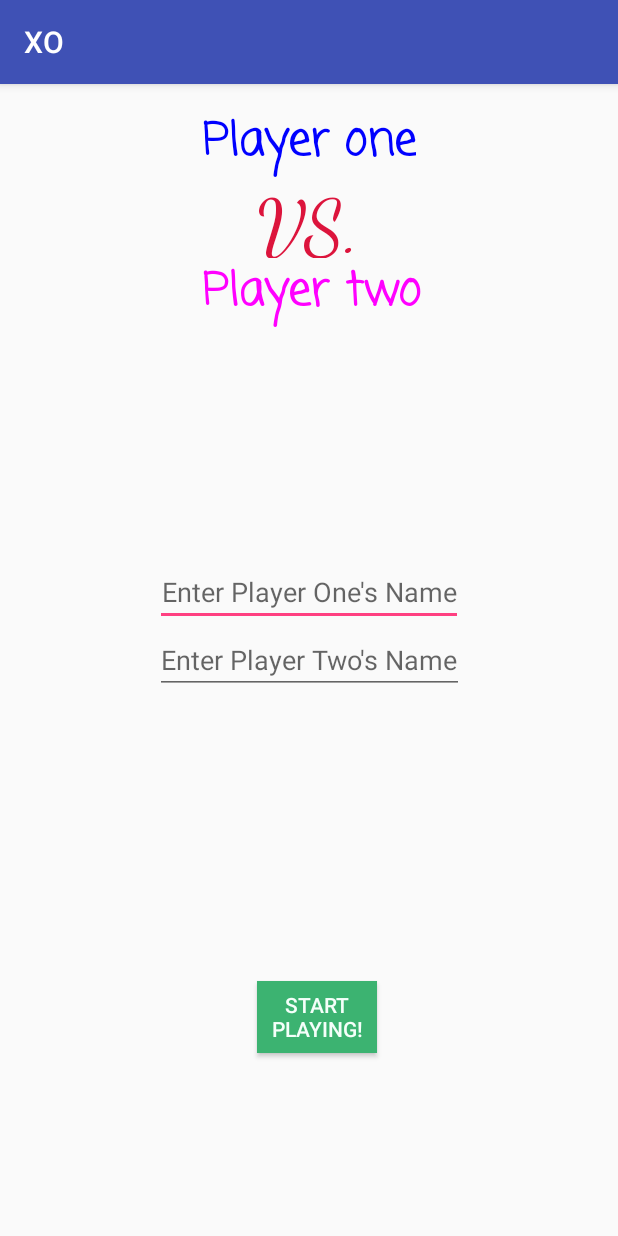
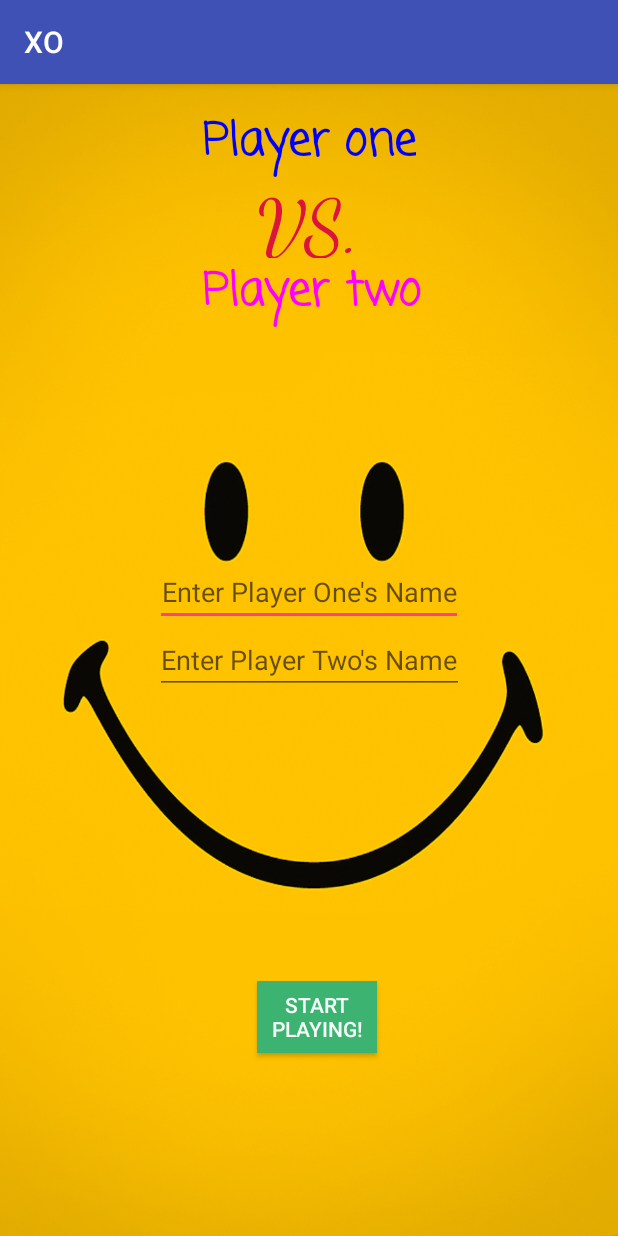
Before and after one commit to aharshbe/TicTacToeRev2, an Android app: the screen it shows after launch (MainActivity), on a phone screen of 412 x 824 dp. Run offline under Robolectric (Android 15) with nearby library versions, the phone set to English and light mode, and no system bars.

Commit message:
Added smiley background

```diff
--- a/TicTacToe/app/src/main/res/layout/activity_game.xml
+++ b/TicTacToe/app/src/main/res/layout/activity_game.xml
@@ -8,7 +8,8 @@
     android:paddingLeft="@dimen/activity_horizontal_margin"
     android:paddingRight="@dimen/activity_horizontal_margin"
     android:paddingTop="@dimen/activity_vertical_margin"
-    tools:context="ly.generalassemb.drewmahrt.tictactoe.GameActivity">
+    tools:context="ly.generalassemb.drewmahrt.tictactoe.GameActivity"
+    android:background="@drawable/smile">
 
     <TextView
         android:id="@+id/game_message_text"
--- a/TicTacToe/app/src/main/res/layout/activity_main.xml
+++ b/TicTacToe/app/src/main/res/layout/activity_main.xml
@@ -7,7 +7,8 @@
     android:paddingLeft="@dimen/activity_horizontal_margin"
     android:paddingRight="@dimen/activity_horizontal_margin"
     android:paddingTop="@dimen/activity_vertical_margin"
-    tools:context="ly.generalassemb.drewmahrt.tictactoe.MainActivity">
+    tools:context="ly.generalassemb.drewmahrt.tictactoe.MainActivity"
+    android:background="@drawable/smile">
 
 
     <EditText
```
Also changed, not shown: TicTacToe/app/src/main/res/drawable/smile.jpg (added), TicTacToe/app/src/main/smiles-web.png (added).
